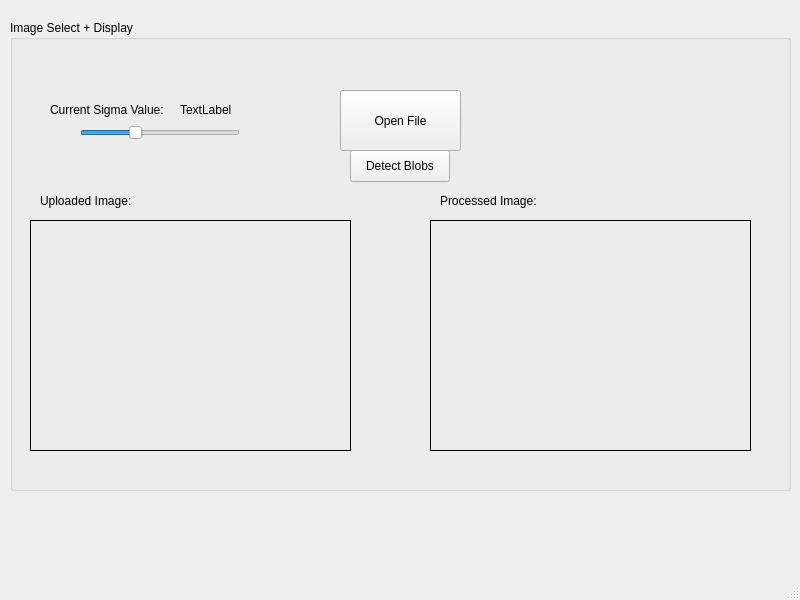
Before: the Qt Designer form src/eggsizerml.ui in jaxmattfair/eggsizerML, drawn with Qt 5.
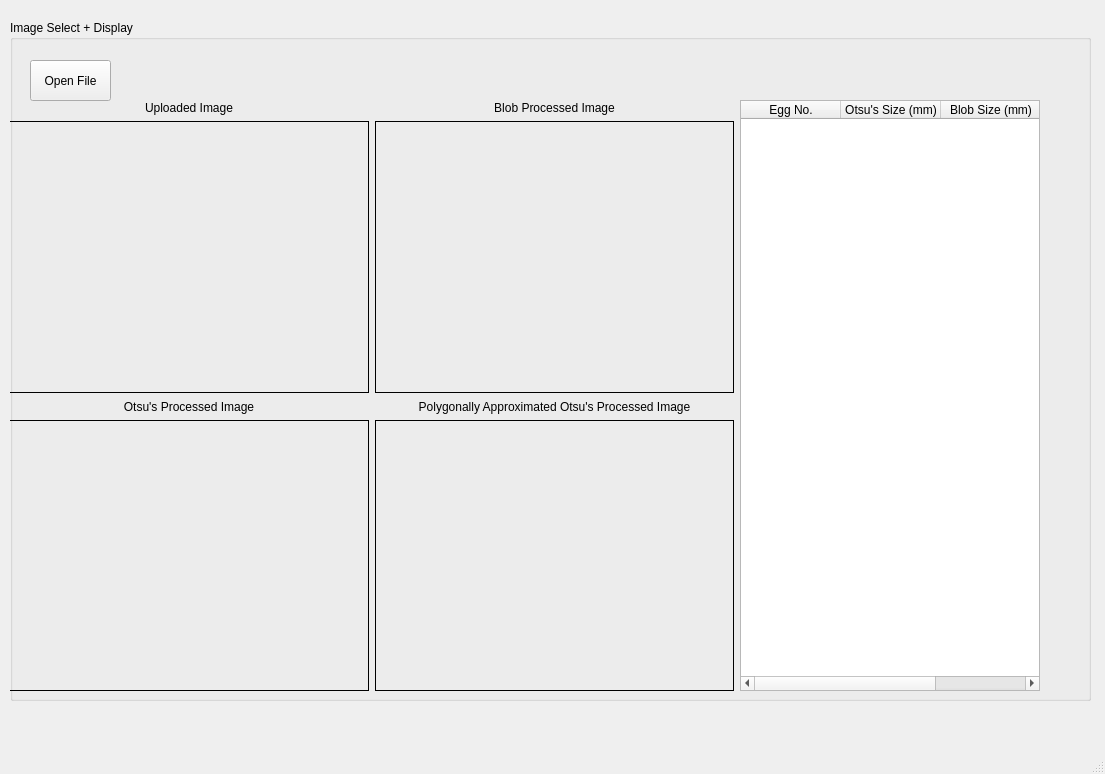
After: the same form once the commit is applied.

Commit message: ✨ Add Measurement From Binarized Image (#26)

```diff
--- a/src/eggsizerml.ui
+++ b/src/eggsizerml.ui
@@ -6,8 +6,8 @@
    <rect>
     <x>0</x>
     <y>0</y>
-    <width>800</width>
-    <height>600</height>
+    <width>1105</width>
+    <height>774</height>
    </rect>
   </property>
   <property name="windowTitle">
@@ -19,8 +19,8 @@
      <rect>
       <x>10</x>
       <y>20</y>
-      <width>781</width>
-      <height>471</height>
+      <width>1081</width>
+      <height>681</height>
      </rect>
     </property>
     <property name="title">
@@ -29,134 +29,202 @@
     <widget class="QPushButton" name="fileOpen_btn">
      <property name="geometry">
       <rect>
-       <x>330</x>
-       <y>70</y>
-       <width>121</width>
-       <height>61</height>
-      </rect>
-     </property>
-     <property name="text">
-      <string>Open File</string>
-     </property>
-    </widget>
-    <widget class="QLabel" name="label_4">
-     <property name="geometry">
-      <rect>
-       <x>30</x>
-       <y>170</y>
-       <width>111</width>
-       <height>21</height>
-      </rect>
-     </property>
-     <property name="text">
-      <string>Uploaded Image:</string>
-     </property>
-    </widget>
-    <widget class="QLabel" name="imgDisp_2">
-     <property name="geometry">
-      <rect>
-       <x>420</x>
-       <y>200</y>
-       <width>321</width>
-       <height>231</height>
-      </rect>
-     </property>
-     <property name="frameShape">
-      <enum>QFrame::Shape::Box</enum>
-     </property>
-     <property name="text">
-      <string/>
-     </property>
-     <property name="scaledContents">
-      <bool>true</bool>
-     </property>
-    </widget>
-    <widget class="QLabel" name="label_7">
-     <property name="geometry">
-      <rect>
-       <x>430</x>
-       <y>170</y>
-       <width>111</width>
-       <height>21</height>
-      </rect>
-     </property>
-     <property name="text">
-      <string>Processed Image:</string>
-     </property>
-    </widget>
-    <widget class="QLabel" name="imgDisp_1">
-     <property name="geometry">
-      <rect>
        <x>20</x>
-       <y>200</y>
-       <width>321</width>
-       <height>231</height>
+       <y>40</y>
+       <width>81</width>
+       <height>41</height>
       </rect>
      </property>
-     <property name="frameShape">
-      <enum>QFrame::Shape::Box</enum>
-     </property>
      <property name="text">
-      <string/>
+      <string>Open File</string>
      </property>
-     <property name="scaledContents">
-      <bool>true</bool>
-     </property>
     </widget>
-    <widget class="QSlider" name="cannySigmaSlider">
+    <widget class="QWidget" name="horizontalLayoutWidget_3">
      <property name="geometry">
       <rect>
-       <x>70</x>
-       <y>100</y>
-       <width>160</width>
-       <height>25</height>
-      </rect>
-     </property>
-     <property name="value">
-      <number>33</number>
-     </property>
-     <property name="orientation">
-      <enum>Qt::Orientation::Horizontal</enum>
-     </property>
-    </widget>
-    <widget class="QLabel" name="label">
-     <property name="geometry">
-      <rect>
-       <x>40</x>
+       <x>-1</x>
        <y>80</y>
-       <width>131</width>
-       <height>20</height>
+       <width>1031</width>
+       <height>591</height>
       </rect>
      </property>
-     <property name="text">
-      <string>Current Sigma Value:</string>
-     </property>
-    </widget>
-    <widget class="QLabel" name="sigma_val_label">
-     <property name="geometry">
-      <rect>
-       <x>170</x>
-       <y>80</y>
-       <width>58</width>
-       <height>20</height>
-      </rect>
-     </property>
-     <property name="text">
-      <string>TextLabel</string>
-     </property>
-    </widget>
-    <widget class="QPushButton" name="blobDetect_btn">
-     <property name="geometry">
-      <rect>
-       <x>340</x>
-       <y>130</y>
-       <width>100</width>
-       <height>32</height>
-      </rect>
-     </property>
-     <property name="text">
-      <string>Detect Blobs</string>
-     </property>
+     <layout class="QHBoxLayout" name="horizontalLayout">
+      <item>
+       <layout class="QVBoxLayout" name="image_output_disp">
+        <item>
+         <layout class="QHBoxLayout" name="image_output_u_disp">
+          <item>
+           <layout class="QVBoxLayout" name="image_output_ul_disp">
+            <item>
+             <widget class="QLabel" name="imgLabel_ul">
+              <property name="maximumSize">
+               <size>
+                <width>16777215</width>
+                <height>15</height>
+               </size>
+              </property>
+              <property name="text">
+               <string>Uploaded Image</string>
+              </property>
+              <property name="alignment">
+               <set>Qt::AlignmentFlag::AlignCenter</set>
+              </property>
+             </widget>
+            </item>
+            <item>
+             <widget class="QLabel" name="imgDisp_ul">
+              <property name="frameShape">
+               <enum>QFrame::Shape::Box</enum>
+              </property>
+              <property name="text">
+               <string/>
+              </property>
+              <property name="scaledContents">
+               <bool>true</bool>
+              </property>
+             </widget>
+            </item>
+           </layout>
+          </item>
+          <item>
+           <layout class="QVBoxLayout" name="image_output_ur_disp">
+            <item>
+             <widget class="QLabel" name="imgLabel_ur">
+              <property name="maximumSize">
+               <size>
+                <width>16777215</width>
+                <height>15</height>
+               </size>
+              </property>
+              <property name="text">
+               <string>Blob Processed Image</string>
+              </property>
+              <property name="alignment">
+               <set>Qt::AlignmentFlag::AlignCenter</set>
+              </property>
+             </widget>
+            </item>
+            <item>
+             <widget class="QLabel" name="imgDisp_ur">
+              <property name="frameShape">
+               <enum>QFrame::Shape::Box</enum>
+              </property>
+              <property name="text">
+               <string/>
+              </property>
+              <property name="scaledContents">
+               <bool>true</bool>
+              </property>
+             </widget>
+            </item>
+           </layout>
+          </item>
+         </layout>
+        </item>
+        <item>
+         <layout class="QHBoxLayout" name="image_output_l_disp">
+          <item>
+           <layout class="QVBoxLayout" name="image_output_ll_disp">
+            <item>
+             <widget class="QLabel" name="imgLabel_ll">
+              <property name="maximumSize">
+               <size>
+                <width>16777215</width>
+                <height>15</height>
+               </size>
+              </property>
+              <property name="text">
+               <string>Otsu's Processed Image</string>
+              </property>
+              <property name="alignment">
+               <set>Qt::AlignmentFlag::AlignCenter</set>
+              </property>
+             </widget>
+            </item>
+            <item>
+             <widget class="QLabel" name="imgDisp_ll">
+              <property name="frameShape">
+               <enum>QFrame::Shape::Box</enum>
+              </property>
+              <property name="text">
+               <string/>
+              </property>
+              <property name="scaledContents">
+               <bool>true</bool>
+              </property>
+             </widget>
+            </item>
+           </layout>
+          </item>
+          <item>
+           <layout class="QVBoxLayout" name="image_output_lr_disp">
+            <item>
+             <widget class="QLabel" name="imgLabel_lr">
+              <property name="maximumSize">
+               <size>
+                <width>16777215</width>
+                <height>15</height>
+               </size>
+              </property>
+              <property name="text">
+               <string>Polygonally Approximated Otsu's Processed Image</string>
+              </property>
+              <property name="alignment">
+               <set>Qt::AlignmentFlag::AlignCenter</set>
+              </property>
+             </widget>
+            </item>
+            <item>
+             <widget class="QLabel" name="imgDisp_lr">
+              <property name="frameShape">
+               <enum>QFrame::Shape::Box</enum>
+              </property>
+              <property name="text">
+               <string/>
+              </property>
+              <property name="scaledContents">
+               <bool>true</bool>
+              </property>
+             </widget>
+            </item>
+           </layout>
+          </item>
+         </layout>
+        </item>
+       </layout>
+      </item>
+      <item>
+       <widget class="QTableWidget" name="tableWidget">
+        <property name="maximumSize">
+         <size>
+          <width>300</width>
+          <height>16777215</height>
+         </size>
+        </property>
+        <attribute name="horizontalHeaderVisible">
+         <bool>true</bool>
+        </attribute>
+        <attribute name="verticalHeaderVisible">
+         <bool>false</bool>
+        </attribute>
+        <column>
+         <property name="text">
+          <string>Egg No.</string>
+         </property>
+        </column>
+        <column>
+         <property name="text">
+          <string>Otsu's Size (mm)</string>
+         </property>
+        </column>
+        <column>
+         <property name="text">
+          <string>Blob Size (mm)</string>
+         </property>
+        </column>
+       </widget>
+      </item>
+     </layout>
     </widget>
    </widget>
   </widget>
@@ -165,7 +233,7 @@
     <rect>
      <x>0</x>
      <y>0</y>
-     <width>800</width>
+     <width>1105</width>
      <height>37</height>
     </rect>
    </property>
```
The commit also changes 9 other files.
